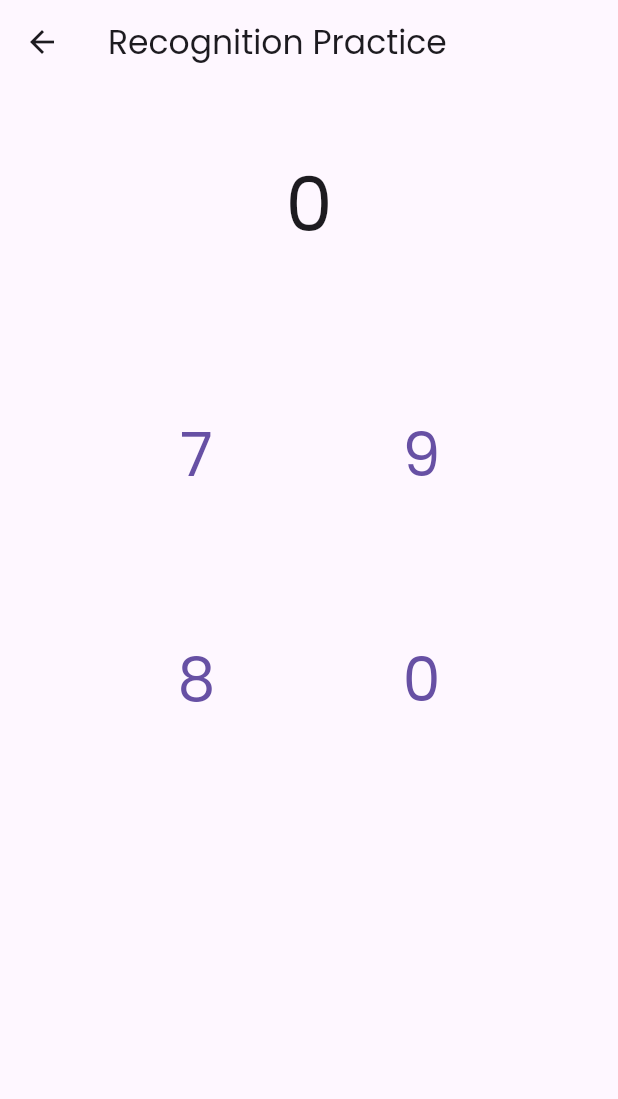
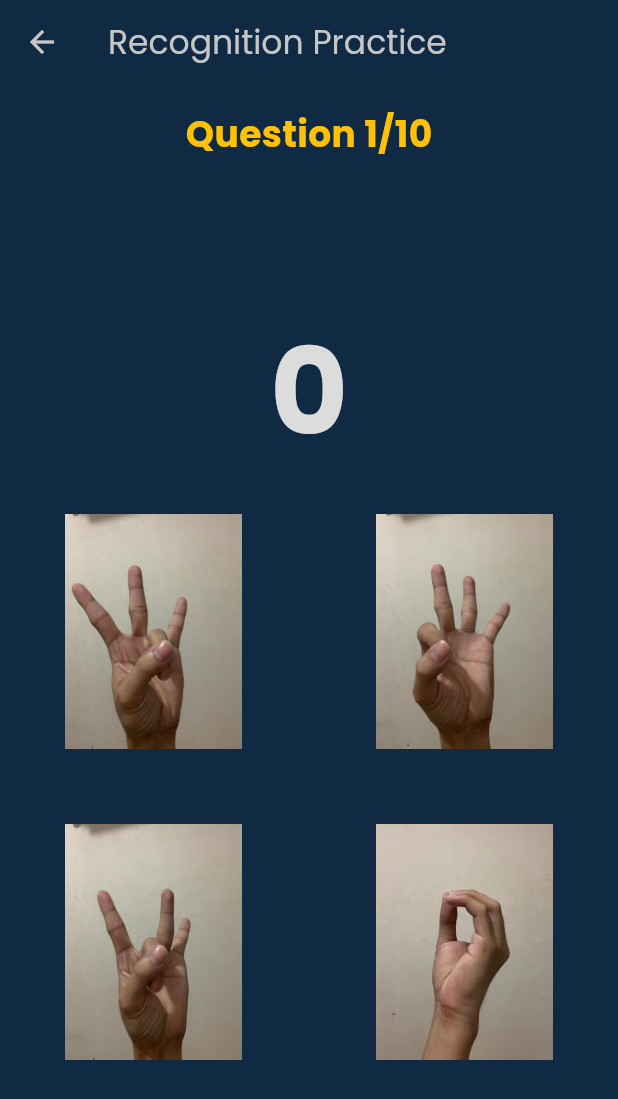
Before and after one commit to PeterDMadrid/Flutter_UI, a Flutter app: the RecognitionScreen screen opened by its route, after a tap on "I Got It", on a phone screen of 412 x 824 dp. Shown: the top 1099 px of the screen. Run offline on Flutter 3.47's test engine with Material 3 defaults, Android fonts, the phone set to English and light mode, and no system bars; our stand-ins replace flutter_secure_storage, lottie; accounts and stored records are empty; network calls fail.

Commit message:
created model and controller to handle recognition quiz

```diff
--- a/lib/base/res/media.dart
+++ b/lib/base/res/media.dart
@@ -5,4 +5,19 @@ class AppMedia {
   static const practiceRecognitionBackground = '$_baseMedia/reco_poster_clear.png';
   static const defaultProfilePhoto = '$_baseMedia/default_profile_photo.jpg';
   static const challengeBackground = '$_baseMedia/challenge_poster.png';
+
+  static const _baseMediaForHands = "assets/hands";
+  static const List<String> handsSign = [
+    '$_baseMediaForHands/0.jpg',
+    '$_baseMediaForHands/1.jpg',
+    '$_baseMediaForHands/2.jpg',
+    '$_baseMediaForHands/3.jpg',
+    '$_baseMediaForHands/4.jpg',
+    '$_baseMediaForHands/5.jpg',
+    '$_baseMediaForHands/6.jpg',
+    '$_baseMediaForHands/7.jpg',
+    '$_baseMediaForHands/8.jpg',
+    '$_baseMediaForHands/9.jpg',
+  ];
+
 }
--- /dev/null
+++ b/lib/controllers/recognition_controller.dart
@@ -0,0 +1,64 @@
+import 'dart:math';
+import 'package:flutter_hands/models/recognition_model.dart';
+
+class RecognitionController {
+  static const int totalQuestions = 10;
+
+  int currentQuestionIndex = 0;
+  int score = 0;
+  List<RecognitionModel> questions = [];
+
+  RecognitionController() {
+    _generateQuestions();
+  }
+
+  void _generateQuestions() {
+    for (int i = 0; i < totalQuestions; i++) {
+      questions.add(_generateQuestion());
+    }
+  }
+
+  RecognitionModel _generateQuestion() {
+    final random = Random();
+    final correctNumber = random.nextInt(10);
+
+    final incorrectNumbers = <int>{};
+    while (incorrectNumbers.length < 3) {
+      int randomChoice = random.nextInt(10);
+      if (randomChoice != correctNumber) {
+        incorrectNumbers.add(randomChoice);
+      }
+    }
+
+    final choices = [correctNumber, ...incorrectNumbers].toList()..shuffle();
+
+    return RecognitionModel(
+      correctNumber: correctNumber,
+      choices: choices,
+    );
+  }
+
+  bool checkAnswer(int selectedChoice) {
+    final currentQuestion = questions[currentQuestionIndex];
+    final isCorrect = selectedChoice == currentQuestion.correctNumber;
+
+    if (isCorrect) {
+      score++;
+    }
+
+    questions[currentQuestionIndex] = currentQuestion.copyWith(
+      isAnswered: true,
+      isCorrect: isCorrect,
+    );
+
+    return isCorrect;
+  }
+
+  bool get isQuizFinished => currentQuestionIndex >= totalQuestions - 1;
+
+  void nextQuestion() {
+    if (!isQuizFinished) {
+      currentQuestionIndex++;
+    }
+  }
+}
--- /dev/null
+++ b/lib/models/recognition_model.dart
@@ -0,0 +1,27 @@
+class RecognitionModel {
+  final int correctNumber;
+  final List<int> choices;
+  final bool isAnswered;
+  final bool? isCorrect;
+
+  RecognitionModel({
+    required this.correctNumber,
+    required this.choices,
+    this.isAnswered = false,
+    this.isCorrect,
+  });
+
+  RecognitionModel copyWith({
+    int? correctNumber,
+    List<int>? choices,
+    bool? isAnswered,
+    bool? isCorrect,
+  }) {
+    return RecognitionModel(
+      correctNumber: correctNumber ?? this.correctNumber,
+      choices: choices ?? this.choices,
+      isAnswered: isAnswered ?? this.isAnswered,
+      isCorrect: isCorrect ?? this.isCorrect,
+    );
+  }
+}
--- a/lib/screens/lesson/lesson_screen.dart
+++ b/lib/screens/lesson/lesson_screen.dart
@@ -13,10 +13,10 @@ class LessonScreen extends StatelessWidget {
   Widget build(BuildContext context) {
     double screenHeight = MediaQuery.of(context).size.height;
     return Scaffold(
+      backgroundColor: AppStyles.backgroundColor,
       body: ListView(
         children: [
           Container(
-            decoration: BoxDecoration(color: AppStyles.backgroundColor),
             height: screenHeight,
             padding: const EdgeInsetsDirectional.symmetric(horizontal: 20),
             child: Column(
--- a/lib/screens/practice/recognition_screen.dart
+++ b/lib/screens/practice/recognition_screen.dart
@@ -1,7 +1,9 @@
 import 'dart:math';
 import 'package:flutter/material.dart';
+import 'package:flutter_hands/base/res/styles/app_styles.dart';
+import 'package:flutter_hands/controllers/recognition_controller.dart';
+import 'package:flutter_hands/screens/practice/widgets/choice_card.dart';
 import 'package:flutter_hands/screens/practice/widgets/instructions.dart';
-import 'package:flutter_hands/screens/practice/widgets/choice_card.dart';
 
 class RecognitionScreen extends StatefulWidget {
   const RecognitionScreen({super.key});
@@ -11,6 +13,7 @@ class RecognitionScreen extends StatefulWidget {
 }
 
 class _RecognitionScreenState extends State<RecognitionScreen> {
+  late RecognitionController _controller;
   OverlayEntry? _overlayEntry;
 
   final String instructions = """1. Look at the number word on the screen (like "Three").
@@ -19,35 +22,12 @@ class _RecognitionScreenState extends State<RecognitionScreen> {
 
 3. Tap the hand sign that matches the number word!""";
 
-  int randomNumber = 0;
-  late List<int> choices;
-
   @override
   void initState() {
     super.initState();
-    _generateRandomNumberAndChoices();
+    _controller = RecognitionController();
     WidgetsBinding.instance.addPostFrameCallback((_) {
       _showInstructions();
-    });
-  }
-
-  void _generateRandomNumberAndChoices() {
-    setState(() {
-      randomNumber = Random().nextInt(10); // Generate random number (0-9)
-
-      // Generate 3 unique incorrect numbers
-      final random = Random();
-      final incorrectNumbers = <int>{};
-      while (incorrectNumbers.length < 3) {
-        int randomChoice = random.nextInt(10);
-        if (randomChoice != randomNumber) {
-          incorrectNumbers.add(randomChoice);
-        }
-      }
-
-      // Add the correct answer and shuffle
-      choices = [randomNumber, ...incorrectNumbers].toList();
-      choices.shuffle();
     });
   }
 
@@ -65,53 +45,104 @@ class _RecognitionScreenState extends State<RecognitionScreen> {
     Overlay.of(context).insert(_overlayEntry!);
   }
 
-  void _checkAnswer(int selectedChoice) {
-    if (selectedChoice == randomNumber) {
-      print('Correct choice: $selectedChoice');
+  void _handleAnswer(int selectedChoice) {
+    setState(() {
+      final isCorrect = _controller.checkAnswer(selectedChoice);
+
+      // Show feedback (you can implement a better feedback UI)
+      ScaffoldMessenger.of(context).showSnackBar(
+        SnackBar(
+          content: Text(isCorrect ? 'Correct!' : 'Incorrect!'),
+          duration: const Duration(seconds: 1),
+        ),
+      );
+
+      // Wait for feedback before moving to next question
+      Future.delayed(const Duration(seconds: 1), () {
+        setState(() {
+          if (!_controller.isQuizFinished) {
+            _controller.nextQuestion();
           } else {
-      print('Incorrect choice: $selectedChoice');
+            _showResults();
           }
+        });
+      });
+    });
+  }
+
+  void _showResults() {
+    showDialog(
+      context: context,
+      barrierDismissible: false,
+      builder: (context) => AlertDialog(
+        title: const Text('Quiz Complete!'),
+        content: Text('Your score: ${_controller.score}/${RecognitionController.totalQuestions}'),
+        actions: [
+          TextButton(
+            onPressed: () {
+              Navigator.pop(context); // Close dialog
+              Navigator.pop(context); // Return to previous screen
+            },
+            child: const Text('Done'),
+          ),
+        ],
+      ),
+    );
   }
 
   @override
   void dispose() {
     _overlayEntry?.remove();
-    _overlayEntry = null;
     super.dispose();
   }
 
   @override
   Widget build(BuildContext context) {
+    double screenHeight = MediaQuery.of(context).size.height;
+    final currentQuestion = _controller.questions[_controller.currentQuestionIndex];
+
     return Scaffold(
       appBar: AppBar(
         title: const Text('Recognition Practice'),
+        backgroundColor: AppStyles.backgroundColor,
+        foregroundColor: AppStyles.textColor,
       ),
-      body: Column(
+      body: Container(
+        decoration: BoxDecoration(color: AppStyles.backgroundColor),
+        height: screenHeight,
+        child: Column(
           children: [
-          const SizedBox(height: 45),
+            Padding(
+              padding: const EdgeInsets.all(16.0),
+              child: Text(
+                'Question ${_controller.currentQuestionIndex + 1}/${RecognitionController.totalQuestions}',
+                style: AppStyles.headLineStyle2,
+              ),
+            ),
+            SizedBox(height: screenHeight * 0.1),
             Center(
               child: Text(
-              randomNumber.toString(), // Display the random number
-              style: const TextStyle(fontSize: 50),
+                currentQuestion.correctNumber.toString(),
+                style: AppStyles.headLineStyle1.copyWith(fontSize: 80),
               ),
             ),
             GridView.count(
-            crossAxisSpacing: 8.0,
-            mainAxisSpacing: 8.0,
+              crossAxisSpacing: 2.0,
+              mainAxisSpacing: 2.0,
               crossAxisCount: 2,
               childAspectRatio: 1,
-            padding: const EdgeInsets.all(60.0),
               shrinkWrap: true,
               physics: const NeverScrollableScrollPhysics(),
-            children: choices.map((choice) {
+              children: currentQuestion.choices.map((choice) {
                 return ChoiceCard(
                   choice: choice.toString(),
-                onPressed: () => _checkAnswer(choice), // Pass the logic here
+                  onPressed: () => _handleAnswer(choice),
                 );
               }).toList(),
             ),
           ],
         ),
+      ),
     );
   }
 }
--- a/lib/screens/practice/widgets/choice_card.dart
+++ b/lib/screens/practice/widgets/choice_card.dart
@@ -1,4 +1,5 @@
 import 'package:flutter/material.dart';
+import 'package:flutter_hands/base/res/media.dart';
 
 class ChoiceCard extends StatelessWidget {
   const ChoiceCard({super.key, required this.choice, required this.onPressed});
@@ -6,11 +7,23 @@ class ChoiceCard extends StatelessWidget {
   final String choice;
   final VoidCallback onPressed;
 
+  String _getImagePath() {
+    final index = int.tryParse(choice);
+    if (index != null && index >= 0 && index <= 9) {
+      return AppMedia.handsSign[index];
+    }
+    return AppMedia.defaultProfilePhoto;
+  }
+
   @override
   Widget build(BuildContext context) {
+    return LayoutBuilder(
+      builder: (context, constraints) {
+        final dynamicSize = constraints.maxWidth * 1; // 25% of parent width
+
         return Center(
           child: TextButton(
-        onPressed: onPressed, // Use the passed callback
+            onPressed: onPressed,
             style: TextButton.styleFrom(
               padding: const EdgeInsets.all(24.0),
               minimumSize: const Size(100, 100),
@@ -19,11 +32,15 @@ class ChoiceCard extends StatelessWidget {
                 borderRadius: BorderRadius.circular(8.0),
               ),
             ),
-        child: Text(
-          choice,
-          style: const TextStyle(fontSize: 40),
+            child: Image.asset(
+              _getImagePath(),
+              width: dynamicSize,
+              height: dynamicSize,
+              fit: BoxFit.contain,
             ),
           ),
         );
+      },
+    );
   }
 }
--- a/lib/screens/practice/widgets/instructions.dart
+++ b/lib/screens/practice/widgets/instructions.dart
@@ -16,12 +16,14 @@ class Instructions extends StatelessWidget {
   Widget build(BuildContext context) {
     return Material(
       color: AppStyles.textColor,
+      child: Container(
+        decoration: BoxDecoration(color: AppStyles.backgroundColor),
         child: Center(
           child: Container(
             margin: const EdgeInsets.all(32),
             padding: const EdgeInsets.all(24),
             decoration: BoxDecoration(
-            color: Colors.white,
+              color: AppStyles.myblue,
               borderRadius: BorderRadius.circular(16),
               boxShadow: [
                 BoxShadow(
@@ -50,6 +52,7 @@ class Instructions extends StatelessWidget {
             ),
           ),
         ),
+      ),
     );
   }
 }
--- a/pubspec.yaml
+++ b/pubspec.yaml
@@ -67,6 +67,7 @@ flutter:
   assets:
     - assets/animations/splash_screen.json
     - assets/images/
+    - assets/hands/
 
   # An image asset can refer to one or more resolution-specific "variants", see
   # https://flutter.dev/assets-and-images/#resolution-aware
```
Also changed, not shown: lib/screens/practice/practice_screen.dart (+15 -8 lines), assets/hands/0.jpg (added), assets/hands/1.jpg (added), assets/hands/2.jpg (added), assets/hands/3.jpg (added), assets/hands/4.jpg (added), assets/hands/5.jpg (added), assets/hands/6.jpg (added), assets/hands/7.jpg (added), assets/hands/8.jpg (added), assets/hands/9.jpg (added). Lines whose indentation alone changed are shown as unchanged.
